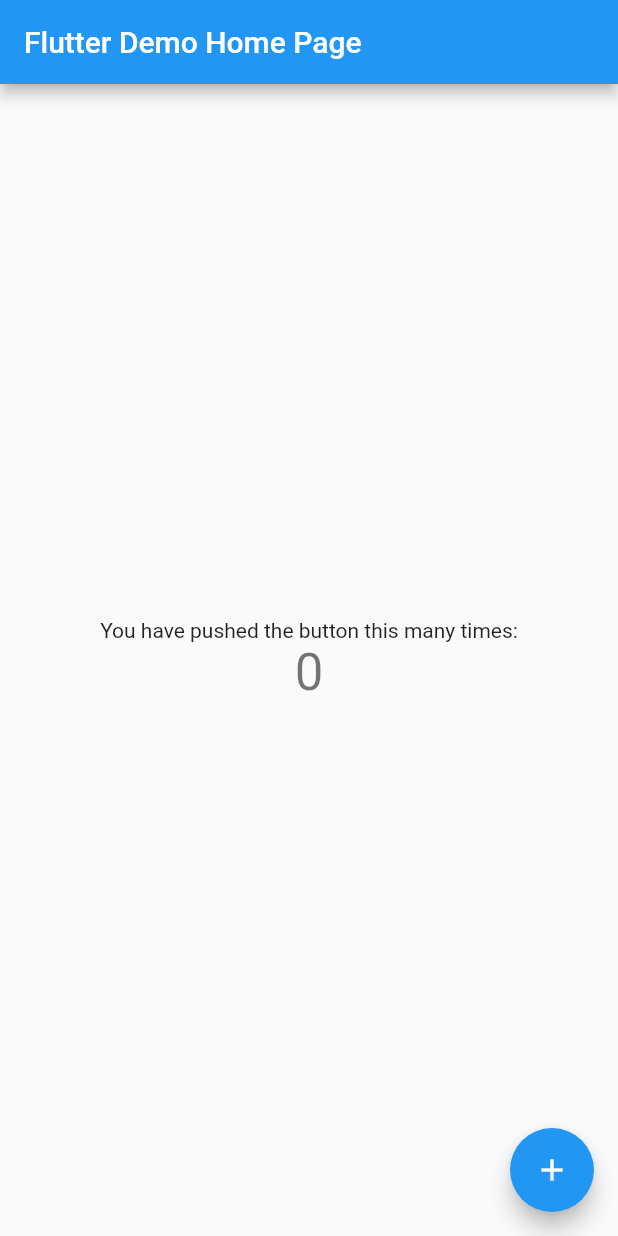
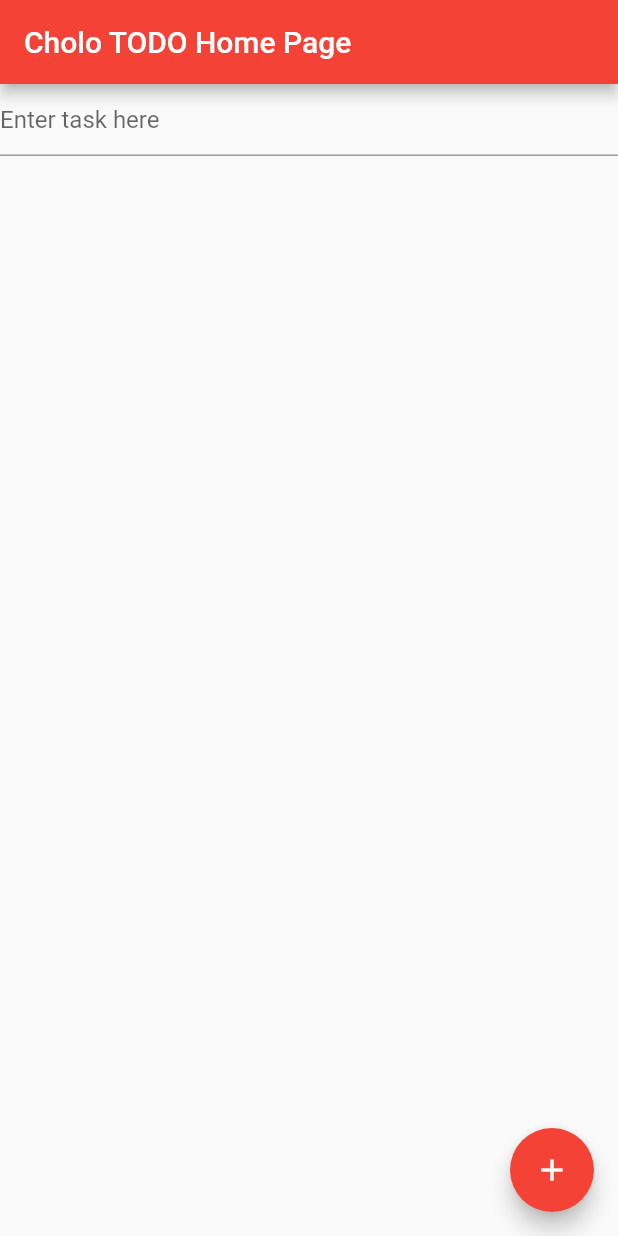
Before and after one commit to serg3vr/cholotodo, a Flutter app: the screen it shows after launch, on a phone screen of 412 x 824 dp. Run offline on Flutter 3.47's test engine with Material 2 defaults, Android fonts, the phone set to English and light mode, and no system bars.

Commit message:
Agregar item a la lista

```diff
--- /dev/null
+++ b/lib/Todo.dart
@@ -0,0 +1,5 @@
+class Todo {
+  Todo({required this.name, required this.checked});
+  final String name;
+  bool checked;
+}
--- /dev/null
+++ b/lib/home_page.dart
@@ -0,0 +1,70 @@
+import 'package:cholotodo/todo.dart';
+import 'package:cholotodo/todo_item.dart';
+import 'package:flutter/material.dart';
+
+class MyHomePage extends StatefulWidget {
+  const MyHomePage({Key? key, required this.title}) : super(key: key);
+
+  final String title;
+
+  @override
+  State<MyHomePage> createState() => _MyHomePageState();
+}
+
+class _MyHomePageState extends State<MyHomePage> {
+  TextEditingController controlador = TextEditingController();
+  final List<Todo> _todos = <Todo>[];
+
+  void _addRandomItem() {
+    setState(() {
+      String text = controlador.text;
+      _todos.add(Todo(name: text, checked: false));
+    });
+    controlador.clear();
+  }
+
+  @override
+  Widget build(BuildContext context) {
+    return Scaffold(
+      appBar: AppBar(
+        title: Text(widget.title),
+      ),
+      body: Column(
+        children: <Widget>[
+          Center(
+            child: TextField(
+              controller: controlador,
+              decoration: const InputDecoration(hintText: 'Enter task here'),
+            ),
+          ),
+          Expanded(
+            child: _myListView(context),
+          )
+        ],
+      ),
+      floatingActionButton: FloatingActionButton(
+        // heroTag: "button1",
+        onPressed: _addRandomItem,
+        tooltip: 'Increment',
+        child: const Icon(Icons.add),
+      ),
+    );
+  }
+
+  Widget _myListView(BuildContext context) {
+    return ListView(
+      children: _todos.map((Todo todo) {
+        return TodoItem(
+          todo: todo,
+          onTodoChanged: _handleTodoChange
+        );
+      }).toList(),
+    );
+  }
+
+  void _handleTodoChange(Todo todo) {
+    setState(() {
+      todo.checked = !todo.checked;
+    });
+  }
+}
--- a/lib/main.dart
+++ b/lib/main.dart
@@ -1,3 +1,4 @@
+import 'package:cholotodo/home_page.dart';
 import 'package:flutter/material.dart';
 
 void main() {
@@ -7,109 +8,14 @@
 class MyApp extends StatelessWidget {
   const MyApp({Key? key}) : super(key: key);
 
-  // This widget is the root of your application.
   @override
   Widget build(BuildContext context) {
     return MaterialApp(
-      title: 'Flutter Demo',
+      title: 'Cholo TODO',
       theme: ThemeData(
-        // This is the theme of your application.
-        //
-        // Try running your application with "flutter run". You'll see the
-        // application has a blue toolbar. Then, without quitting the app, try
-        // changing the primarySwatch below to Colors.green and then invoke
-        // "hot reload" (press "r" in the console where you ran "flutter run",
-        // or simply save your changes to "hot reload" in a Flutter IDE).
-        // Notice that the counter didn't reset back to zero; the application
-        // is not restarted.
-        primarySwatch: Colors.blue,
+        primarySwatch: Colors.red,
       ),
-      home: const MyHomePage(title: 'Flutter Demo Home Page'),
+      home: const MyHomePage(title: 'Cholo TODO Home Page'),
     );
   }
 }
-
-class MyHomePage extends StatefulWidget {
-  const MyHomePage({Key? key, required this.title}) : super(key: key);
-
-  // This widget is the home page of your application. It is stateful, meaning
-  // that it has a State object (defined below) that contains fields that affect
-  // how it looks.
-
-  // This class is the configuration for the state. It holds the values (in this
-  // case the title) provided by the parent (in this case the App widget) and
-  // used by the build method of the State. Fields in a Widget subclass are
-  // always marked "final".
-
-  final String title;
-
-  @override
-  State<MyHomePage> createState() => _MyHomePageState();
-}
-
-class _MyHomePageState extends State<MyHomePage> {
-  int _counter = 0;
-
-  void _incrementCounter() {
-    setState(() {
-      // This call to setState tells the Flutter framework that something has
-      // changed in this State, which causes it to rerun the build method below
-      // so that the display can reflect the updated values. If we changed
-      // _counter without calling setState(), then the build method would not be
-      // called again, and so nothing would appear to happen.
-      _counter++;
-    });
-  }
-
-  @override
-  Widget build(BuildContext context) {
-    // This method is rerun every time setState is called, for instance as done
-    // by the _incrementCounter method above.
-    //
-    // The Flutter framework has been optimized to make rerunning build methods
-    // fast, so that you can just rebuild anything that needs updating rather
-    // than having to individually change instances of widgets.
-    return Scaffold(
-      appBar: AppBar(
-        // Here we take the value from the MyHomePage object that was created by
-        // the App.build method, and use it to set our appbar title.
-        title: Text(widget.title),
-      ),
-      body: Center(
-        // Center is a layout widget. It takes a single child and positions it
-        // in the middle of the parent.
-        child: Column(
-          // Column is also a layout widget. It takes a list of children and
-          // arranges them vertically. By default, it sizes itself to fit its
-          // children horizontally, and tries to be as tall as its parent.
-          //
-          // Invoke "debug painting" (press "p" in the console, choose the
-          // "Toggle Debug Paint" action from the Flutter Inspector in Android
-          // Studio, or the "Toggle Debug Paint" command in Visual Studio Code)
-          // to see the wireframe for each widget.
-          //
-          // Column has various properties to control how it sizes itself and
-          // how it positions its children. Here we use mainAxisAlignment to
-          // center the children vertically; the main axis here is the vertical
-          // axis because Columns are vertical (the cross axis would be
-          // horizontal).
-          mainAxisAlignment: MainAxisAlignment.center,
-          children: <Widget>[
-            const Text(
-              'You have pushed the button this many times:',
-            ),
-            Text(
-              '$_counter',
-              style: Theme.of(context).textTheme.headline4,
-            ),
-          ],
-        ),
-      ),
-      floatingActionButton: FloatingActionButton(
-        onPressed: _incrementCounter,
-        tooltip: 'Increment',
-        child: const Icon(Icons.add),
-      ), // This trailing comma makes auto-formatting nicer for build methods.
-    );
-  }
-}
--- /dev/null
+++ b/lib/todo_item.dart
@@ -0,0 +1,34 @@
+import 'package:cholotodo/todo.dart';
+import 'package:flutter/material.dart';
+
+class TodoItem extends StatelessWidget {
+  TodoItem({
+    required this.todo,
+    required this.onTodoChanged,
+  }) : super(key: ObjectKey(todo));
+
+  final Todo todo;
+  final onTodoChanged;
+
+  TextStyle? _getTextStyle(bool checked) {
+    if (!checked) return null;
+
+    return TextStyle(
+      color: Colors.black54,
+      decoration: TextDecoration.lineThrough,
+    );
+  }
+
+  @override
+  Widget build(BuildContext context) {
+    return ListTile(
+      onTap: () {
+        onTodoChanged(todo);
+      },
+      leading: CircleAvatar(
+        child: Text(todo.name[0]),
+      ),
+      title: Text(todo.name, style: _getTextStyle(todo.checked)),
+    );
+  }
+}
```
